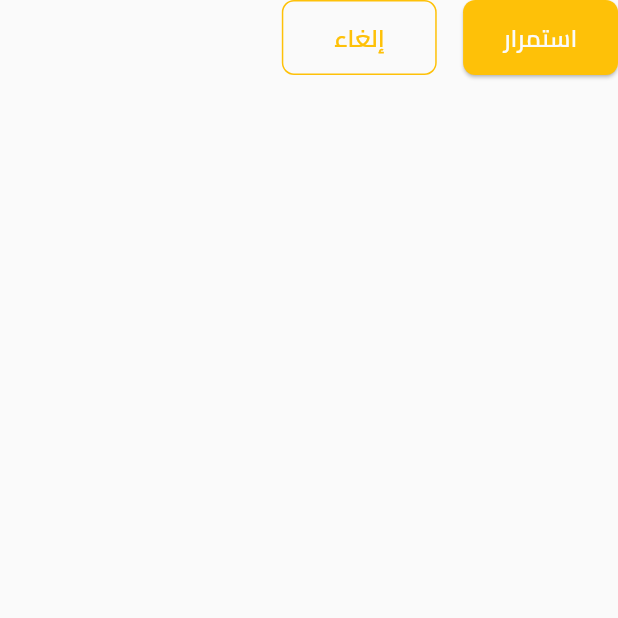
After one commit to MariamElbeshbeeshy/Rafeeq-App, a Flutter app: the UploadScreen screen opened directly, on a phone screen of 412 x 824 dp, the top half of it. The commit adds this screen. Run offline on Flutter 3.47's test engine with Material 3 defaults, Android fonts, the phone set to English and light mode, and no system bars; our stand-ins replace bloc, camera, dio, dotted_border, file_picker, flutter_bloc and 6 more; missing offline and left inert: dart:ffi, flutter_timer_countdown, mobile_scanner, qr_scanner_overlay; accounts and stored records are empty.

Commit message:
feat: Implement file upload functionality with UploadCubit and related views

```diff
--- /dev/null
+++ b/lib/cubits/upload cubit/upload_state.dart
@@ -0,0 +1,24 @@
+part of 'upload_cubit.dart';
+
+@immutable
+sealed class UploadState {}
+
+final class UploadInitial extends UploadState {}
+
+final class UploadInProgress extends UploadState {
+  final double progress;
+  final File file;
+
+  UploadInProgress({required this.progress, required this.file});
+}
+
+final class UploadSuccess extends UploadState {
+  final File file;
+  UploadSuccess({required this.file});
+}
+
+final class UploadFailure extends UploadState {
+  final String errorMessage;
+
+  UploadFailure(this.errorMessage);
+}
--- a/lib/main.dart
+++ b/lib/main.dart
@@ -10,7 +10,7 @@ import 'package:rafeeq_app/views/navigation_view.dart';
 import 'package:rafeeq_app/views/login_view.dart';
 import 'package:flutter_screenutil/flutter_screenutil.dart';
 import 'package:rafeeq_app/views/OCR/ocr_view.dart';
-import 'package:rafeeq_app/views/ocr_camera_view.dart';
+import 'package:rafeeq_app/views/OCR/ocr_camera_view.dart';
 import 'package:rafeeq_app/views/otp_view.dart';
 import 'package:rafeeq_app/views/profile_view.dart';
 import 'package:rafeeq_app/views/qr_scan_view.dart';
--- a/lib/models/user_data_model.dart
+++ b/lib/models/user_data_model.dart
@@ -32,13 +32,13 @@ class UserDataModel extends HiveObject {
   final String token;
 
   @HiveField(9)
-  final int points;
+  final int? points;
 
   @HiveField(10)
-  final int fontSize;
+  final int? fontSize;
 
   @HiveField(11)
-  final int fontType;
+  final int? fontType;
 
   UserDataModel({
     required this.id,
@@ -50,9 +50,9 @@ class UserDataModel extends HiveObject {
     this.image,
     required this.level,
     required this.token,
-    required this.points,
-    required this.fontSize,
-    required this.fontType,
+    this.points,
+    this.fontSize,
+    this.fontType,
   });
 
   factory UserDataModel.fromJson(Map<String, dynamic> json) {
--- /dev/null
+++ b/lib/views/OCR/uploading_view.dart
@@ -0,0 +1,65 @@
+import 'package:flutter/material.dart';
+import 'package:flutter_bloc/flutter_bloc.dart';
+import 'package:flutter_screenutil/flutter_screenutil.dart';
+import 'package:rafeeq_app/cubits/upload%20cubit/upload_cubit.dart';
+import 'package:rafeeq_app/widgets/upload_tile.dart';
+
+class UploadScreen extends StatefulWidget {
+  const UploadScreen({super.key});
+
+  @override
+  State<UploadScreen> createState() => _UploadScreenState();
+}
+
+class _UploadScreenState extends State<UploadScreen> {
+  bool isButtonEnabled = false;
+
+  @override
+  Widget build(BuildContext context) {
+    return BlocConsumer<UploadCubit, UploadState>(
+      listener: (context, state) {
+        if (state is UploadSuccess) {
+          isButtonEnabled = true;
+        }
+      },
+      builder: (context, state) {
+        return Scaffold(
+          body: Column(
+            children: [
+              // Text(widget.file.path.split('/').last),
+              if (state is UploadInProgress)
+                UploadTile(progress: state.progress, file: state.file,)
+              else if (state is UploadSuccess)
+                UploadTile(progress: 1.0, file: state.file,)
+              else if (state is UploadFailure)
+                Text(
+                  "فشل الرفع: ${state.errorMessage}",
+                  style: TextStyle(color: Colors.red),
+                ),
+
+              Row(
+                children: [
+                  SizedBox(
+                    width: 94.w,
+                    child: ElevatedButton(
+                      onPressed: () => isButtonEnabled ? () {} : null,
+                      child: Text("استمرار"),
+                    ),
+                  ),
+                  SizedBox(width: 16.w),
+                  SizedBox(
+                    width: 94.w,
+                    child: OutlinedButton(
+                      onPressed: () {},
+                      child: Text("إلغاء"),
+                    ),
+                  ),
+                ],
+              ),
+            ],
+          ),
+        );
+      },
+    );
+  }
+}
--- a/lib/views/navigation_view.dart
+++ b/lib/views/navigation_view.dart
@@ -1,11 +1,8 @@
 import 'package:flutter/material.dart';
-import 'package:flutter_screenutil/flutter_screenutil.dart';
 import 'package:rafeeq_app/helper/constants.dart';
 import 'package:rafeeq_app/views/OCR/ocr_view.dart';
 import 'package:rafeeq_app/views/profile_view.dart';
 import 'package:rafeeq_app/widgets/app_theme.dart';
-import 'package:rafeeq_app/widgets/coins_widget.dart';
-import 'package:rafeeq_app/widgets/level_widget.dart';
 
 class NavigationView extends StatefulWidget {
 
--- a/lib/widgets/ocr_camera_preview.dart
+++ b/lib/widgets/ocr_camera_preview.dart
@@ -27,7 +27,9 @@ class OcrCameraPreview extends StatelessWidget {
           right: 139.w,
           child: Padding(
             padding: EdgeInsets.all(16.w),
-            child: CustomCameraButton(onPressed: () {}),
+            child: CustomCameraButton(onPressed: () {
+              context.read<CameraCubit>().captureImage();
+            }),
           ),
         ),
       ],
```
Also changed, not shown: lib/cubits/upload cubit/upload_cubit.dart (added, +38 -0 lines), lib/views/OCR/ocr_camera_view.dart (renamed from lib/views/ocr_camera_view.dart, +8 -0 lines), lib/views/OCR/ocr_view.dart (+18 -4 lines), lib/views/OCR/take_image_view.dart (added, +94 -0 lines), lib/widgets/upload_tile.dart (added, +74 -0 lines), lib/models/user_data_model.g.dart, pubspec.lock.
